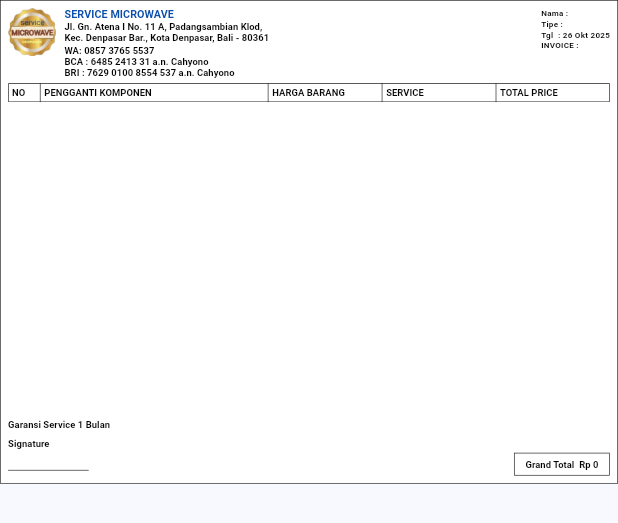
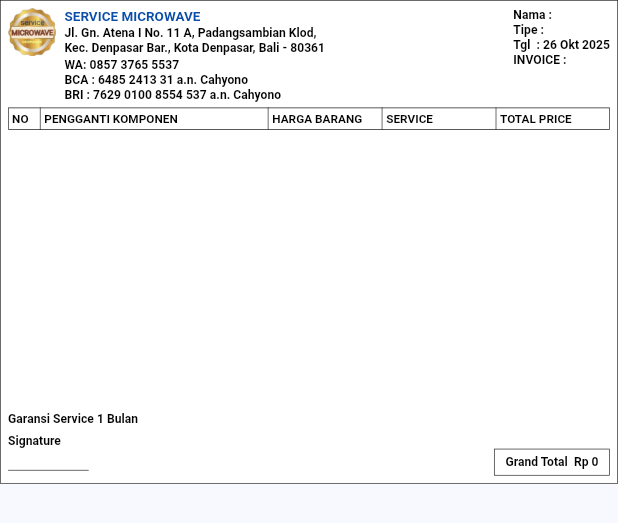
Before and after one commit to Luxxn12/aplikasi_cetak_nota, a Flutter app: the NotaA6Widget widget shown alone on an empty page, opened directly with empty values, on a phone screen of 412 x 824 dp. Shown: the top 523 px of the screen. Run offline on Flutter 3.47's test engine with Material 3 defaults, Android fonts, the phone set to English and light mode, and no system bars; our stand-ins replace hive, hive_flutter, permission_handler; missing offline and left inert: bluetooth_print; accounts and stored records are empty.

Commit message:
UPDATE NOTA CETAK

```diff
--- a/lib/ui/widgets/nota_a6_widget.dart
+++ b/lib/ui/widgets/nota_a6_widget.dart
@@ -37,8 +37,9 @@ class NotaA6Widget extends StatelessWidget {
       fontFamily: 'Roboto',
       fontWeight: FontWeight.w600,
       color: Colors.black,
-      height: 1.15,
-      letterSpacing: 0.1,
+      fontSize: 18.0,
+      height: 1.2,
+      letterSpacing: 0.05,
     );
 
     Widget buildContent() {
@@ -154,12 +155,11 @@ class _Header extends StatelessWidget {
   @override
   Widget build(BuildContext context) {
     const titleColor = Color(0xFF0B4DAA);
-    final baseStyle = DefaultTextStyle.of(context).style;
-    final infoStyle = baseStyle.merge(
-      Theme.of(context).textTheme.bodySmall?.copyWith(
-            fontWeight: FontWeight.w600,
-            color: Colors.black,
-          ),
+    final infoStyle = DefaultTextStyle.of(context).style.copyWith(
+      fontSize: 18,
+      fontWeight: FontWeight.w600,
+      color: Colors.black,
+      height: 1.2,
     );
 
     return Row(
@@ -179,7 +179,7 @@ class _Header extends StatelessWidget {
                     Text(
                       'SERVICE MICROWAVE',
                       style: TextStyle(
-                        fontSize: 16,
+                        fontSize: 20,
                         fontWeight: FontWeight.w700,
                         color: titleColor,
                       ),
@@ -205,7 +205,7 @@ class _Header extends StatelessWidget {
             Text('Tgl  : ${df.format(nota.date)}', style: infoStyle),
             Text(
               'INVOICE : ${nota.invoiceNo}',
-              style: infoStyle?.copyWith(fontWeight: FontWeight.w700),
+              style: infoStyle.copyWith(fontWeight: FontWeight.w700),
             ),
           ],
         ),
@@ -384,7 +384,11 @@ class _Cell extends StatelessWidget {
       child: Text(
         text,
         textAlign: align,
-        style: TextStyle(fontWeight: bold ? FontWeight.bold : null),
+        style: TextStyle(
+          fontSize: 17.5,
+          fontWeight: bold ? FontWeight.w700 : FontWeight.w600,
+          height: 1.22,
+        ),
       ),
     );
   }
```
Also changed, not shown: lib/services/bluetooth_service.dart (+70 -4 lines), lib/ui/nota_detail_page.dart (+71 -4 lines).
